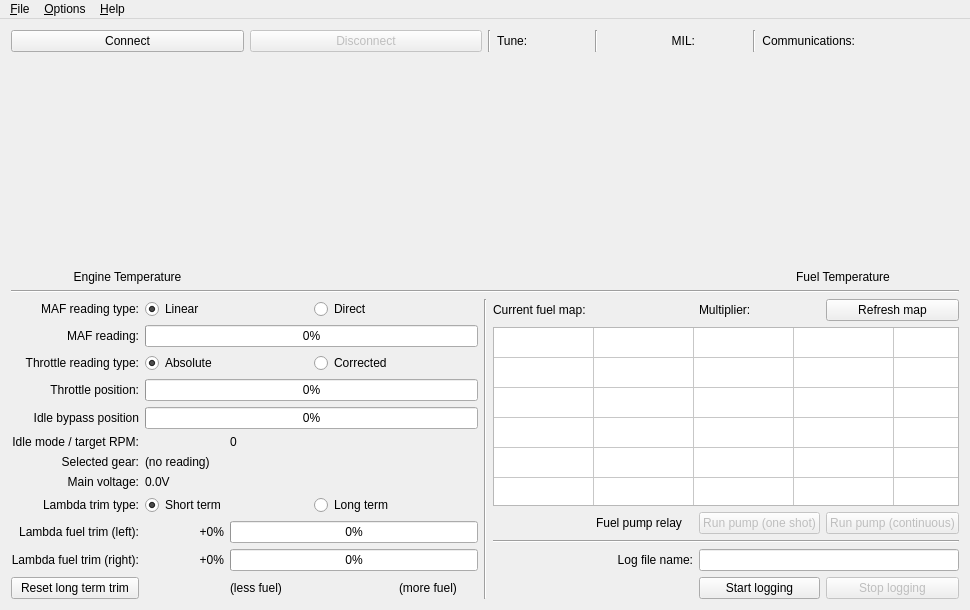
colinbourassa/rovergauge, file mainwindow.ui: the form before one commit.
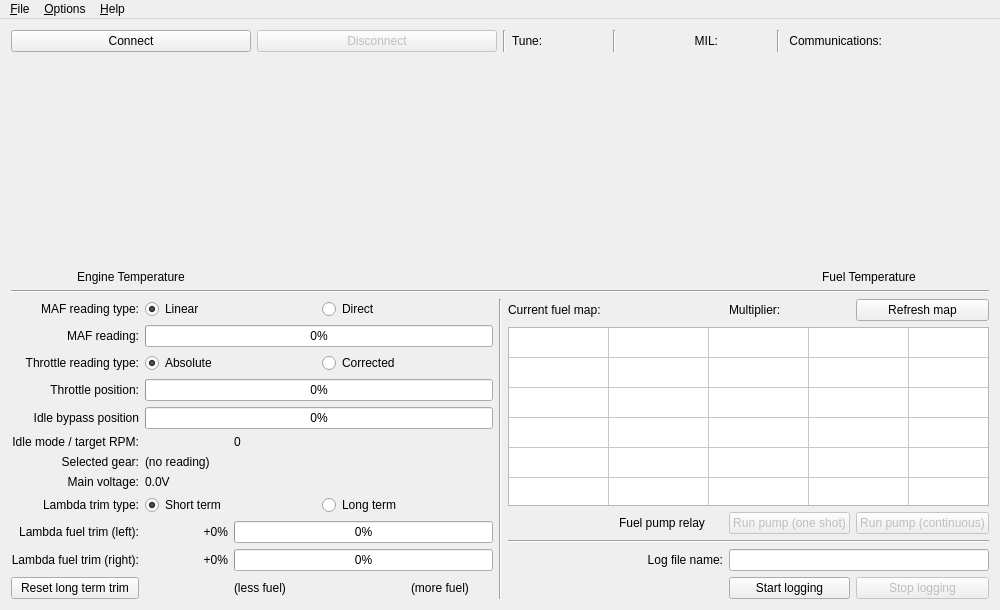
The form after the commit. Custom widgets are drawn as their Qt base class.

Commit message: Fix radio button selection and clean up small-screen resize code

What changed in the file:
```diff
--- a/mainwindow.ui
+++ b/mainwindow.ui
@@ -6,7 +6,7 @@
    <rect>
     <x>0</x>
     <y>0</y>
-    <width>970</width>
+    <width>1000</width>
     <height>610</height>
    </rect>
   </property>
@@ -16,6 +16,12 @@
     <verstretch>0</verstretch>
    </sizepolicy>
   </property>
+  <property name="minimumSize">
+   <size>
+    <width>1000</width>
+    <height>610</height>
+   </size>
+  </property>
   <property name="windowTitle">
    <string>MainWindow</string>
   </property>
@@ -565,6 +571,9 @@
             <property name="text">
              <string>Run pump (continuous)</string>
             </property>
+            <property name="checkable">
+             <bool>true</bool>
+            </property>
            </widget>
           </item>
           <item row="3" column="0" colspan="4">
@@ -617,7 +626,7 @@
     <rect>
      <x>0</x>
      <y>0</y>
-     <width>970</width>
+     <width>1000</width>
      <height>25</height>
     </rect>
    </property>
```
Left out of the diff: 2 changed lines with no effect on the pictures. The commit also changes 2 other files.
